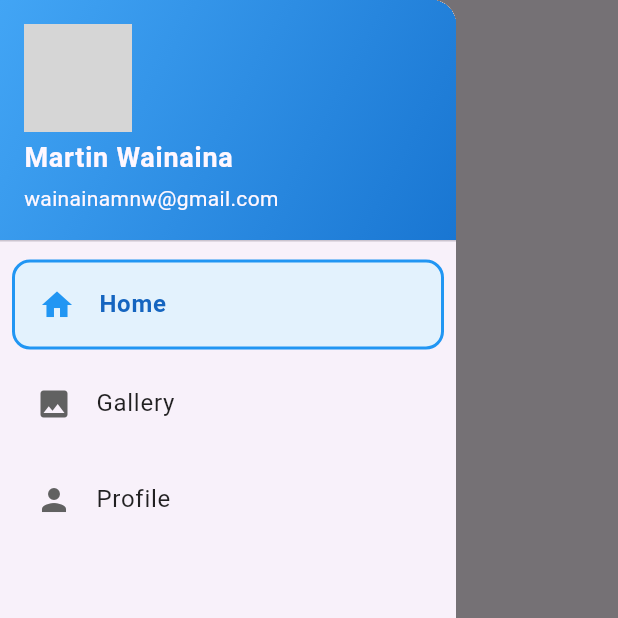
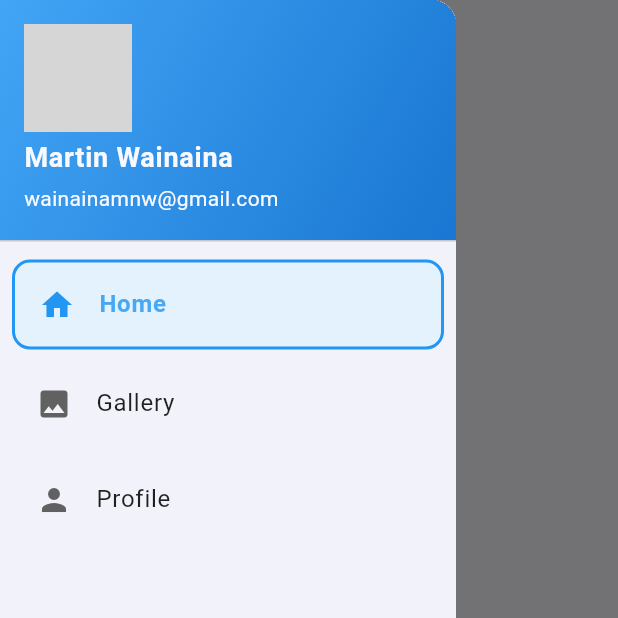
Before and after one commit to martin-ngigi/pixabay, a Flutter app: the screen it shows after launch, with the side drawer open, on a phone screen of 412 x 824 dp, the top half of it. Run offline on Flutter 3.47's test engine with Material 3 defaults, Android fonts, the phone set to English and light mode, and no system bars; our stand-ins replace flutter_bloc; grey boxes are pictures that could not be loaded.

Commit message:
Added colot

```diff
--- a/lib/features/dashboard/presentation/views/side_menu.dart
+++ b/lib/features/dashboard/presentation/views/side_menu.dart
@@ -15,6 +15,9 @@ class SideMenuView extends StatelessWidget {
 
   @override
   Widget build(BuildContext context) {
+
+    final colorScheme = Theme.of(context).colorScheme;
+
     return Drawer(
       child: Column(
         children: [
@@ -51,18 +54,18 @@ class SideMenuView extends StatelessWidget {
                     color: isSelected ? Colors.blue.shade50 : null,
                     borderRadius: BorderRadius.circular(12),
                     border: isSelected
-                        ? Border.all(color: Colors.blue, width: 2)
+                        ? Border.all(color: colorScheme.primary, width: 2)
                         : null,
                   ),
                   child: ListTile(
                     leading: Icon(item.icon,
-                        color: isSelected ? Colors.blue : Colors.grey[700]),
+                        color: isSelected ? colorScheme.primary : Colors.grey[700]),
                     title: Text(
                       item.title,
                       style: TextStyle(
                         fontWeight:
                         isSelected ? FontWeight.bold : FontWeight.normal,
-                        color: isSelected ? Colors.blue[800] : Colors.black87,
+                        color: isSelected ? colorScheme.primary.withValues(alpha: 0.8) : Colors.black87,
                       ),
                     ),
                     onTap: () => onTap(item),
--- a/lib/main.dart
+++ b/lib/main.dart
@@ -35,22 +35,12 @@ class MyApp extends StatelessWidget {
           debugShowCheckedModeBanner: false,
           title: 'Pixabay web',
           theme: ThemeData(
-            // This is the theme of your application.
-            //
-            // TRY THIS: Try running your application with "flutter run". You'll see
-            // the application has a purple toolbar. Then, without quitting the app,
-            // try changing the seedColor in the colorScheme below to Colors.green
-            // and then invoke "hot reload" (save your changes or press the "hot
-            // reload" button in a Flutter-supported IDE, or press "r" if you used
-            // the command line to start the app).
-            //
-            // Notice that the counter didn't reset back to zero; the application
-            // state is not lost during the reload. To reset the state, use hot
-            // restart instead.
-            //
-            // This works for code too, not just values: Most code changes can be
-            // tested with just a hot reload.
-            colorScheme: ColorScheme.fromSeed(seedColor: Colors.deepPurple),
+            useMaterial3: true,
+            colorScheme: ColorScheme.fromSeed(
+                seedColor: Colors.blue,
+                primary: Colors.blue,
+                secondary: Colors.blue.withAlpha(100)
+            ),
           ),
           //home: HomeView(),
           initialRoute: AppRoutes.DASHBOARD,
```
